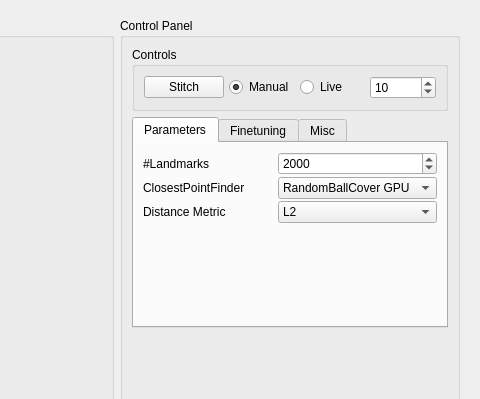
This is master/seminar/FastStitching/FastStitchingWidget.ui in anygo/uniprojectsdn as Qt 5 draws it before an edit; both pictures show x 499 to 979 and y 0 to 399 of the 979 by 740 pixel window. The edited form follows.
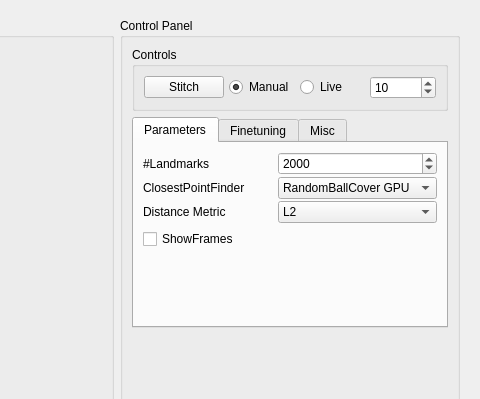
This is the edited form. Custom widgets are drawn as their Qt base class.

Commit message: first version for i5-svn

Patch:
```diff
--- a/master/seminar/FastStitching/FastStitchingWidget.ui
+++ b/master/seminar/FastStitching/FastStitchingWidget.ui
@@ -246,6 +246,13 @@
                </item>
               </layout>
              </item>
+             <item>
+              <widget class="QCheckBox" name="m_CheckBoxShowFrames">
+               <property name="text">
+                <string>ShowFrames</string>
+               </property>
+              </widget>
+             </item>
              <item>
               <spacer name="verticalSpacer">
                <property name="orientation">
```
The commit also changes 1 other file.
